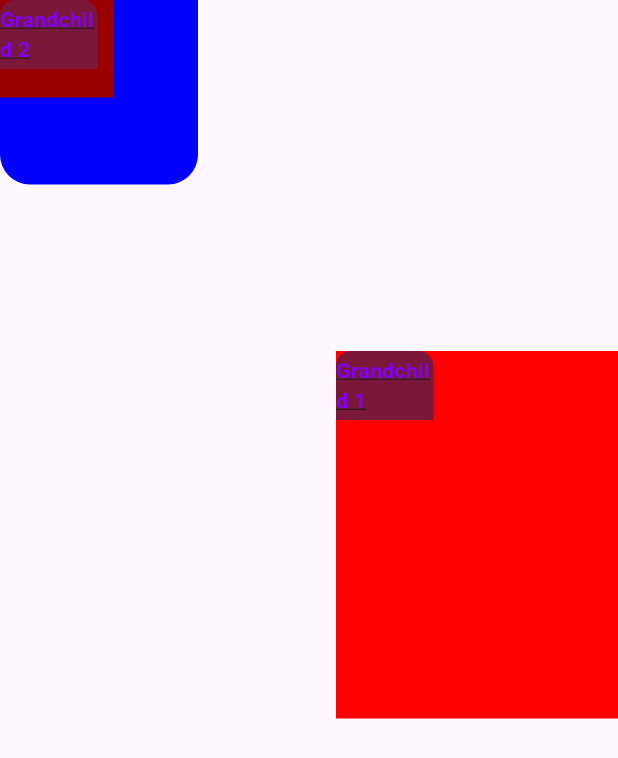
After one commit to kayyal/app_generator, a Flutter app: the screen it shows after launch, on a phone screen of 412 x 824 dp. The commit adds this screen. Shown: the top 758 px of the screen. Run offline on Flutter 3.47's test engine with Material 3 defaults, Android fonts, the phone set to English and light mode, and no system bars; our stand-ins replace copy_with_extension; generated files the repository leaves out were written again.

Commit message:
break the MyWidgetScreen to multiple class and change it's name to MainScreen

```diff
--- a/lib/main.dart
+++ b/lib/main.dart
@@ -1,6 +1,6 @@
 import 'package:flutter/material.dart';
-import 'package:gold_cherry_app_generator/my_widget_screen.dart';
+import 'package:gold_cherry_app_generator/screens/main_screen.dart';
 
 void main() {
-  runApp(MyWidgetScreen());
+  runApp(MainScreen());
 }
--- /dev/null
+++ b/lib/screens/main_screen.dart
@@ -0,0 +1,27 @@
+import 'dart:convert';
+import 'package:flutter/material.dart';
+import 'package:gold_cherry_app_generator/services/json_string.dart';
+import 'package:gold_cherry_app_generator/services/widget_parser.dart';
+import 'package:gold_cherry_app_generator/widget/widget_info.dart';
+import 'package:gold_cherry_app_generator/text/text_style_info.dart';
+import 'package:gold_cherry_app_generator/utils/widget_builder.dart';
+
+class MainScreen extends StatelessWidget {
+  final String jsonString = JsonString.nestedJson6;
+
+  @override
+  Widget build(BuildContext context) {
+    List<WidgetInfo> widgetInfos = WidgetParser.parseWidgets(jsonString);
+    List<Widget> flutterWidgets =
+        WidgetBuilderr.createFlutterWidgets(widgetInfos, context);
+
+    return MaterialApp(
+      debugShowCheckedModeBanner: false,
+      home: Scaffold(
+        body: Stack(
+          children: flutterWidgets,
+        ),
+      ),
+    );
+  }
+}
--- /dev/null
+++ b/lib/services/widget_parser.dart
@@ -0,0 +1,12 @@
+import 'dart:convert';
+
+import 'package:gold_cherry_app_generator/widget/widget_info.dart';
+
+class WidgetParser {
+  static List<WidgetInfo> parseWidgets(String jsonString) {
+    final parsedMap = jsonDecode(jsonString).cast<Map<String, dynamic>>();
+    return parsedMap
+        .map<WidgetInfo>((json) => WidgetInfo.fromJson(json))
+        .toList();
+  }
+}
--- /dev/null
+++ b/lib/utils/text_builder.dart
@@ -0,0 +1,28 @@
+import 'package:flutter/material.dart';
+import 'package:gold_cherry_app_generator/text/text_info.dart';
+import 'package:gold_cherry_app_generator/text/text_style_info.dart';
+
+class TextBuilder {
+  static Widget buildTextWidget(TextInfo? textInfo) {
+    if (textInfo != null) {
+      return Text(
+        textInfo.content.text,
+        style: TextStyle(
+          color: Color.fromRGBO(
+            textInfo.style.color.r,
+            textInfo.style.color.g,
+            textInfo.style.color.b,
+            1.0,
+          ),
+          fontSize: textInfo.style.size,
+          fontWeight: calculateFontWeight(textInfo.style.weight),
+          decoration: textInfo.style.underline
+              ? TextDecoration.underline
+              : TextDecoration.none,
+        ),
+      );
+    } else {
+      return Text('No text information provided');
+    }
+  }
+}
--- /dev/null
+++ b/lib/utils/widget_builder.dart
@@ -0,0 +1,110 @@
+import 'package:flutter/material.dart';
+import 'package:gold_cherry_app_generator/screens/main_screen.dart';
+import 'package:gold_cherry_app_generator/utils/text_builder.dart';
+import 'package:gold_cherry_app_generator/widget/widget_info.dart';
+
+class WidgetBuilderr {
+  static List<Widget> createFlutterWidgets(
+      List<WidgetInfo> widgetInfos, BuildContext context) {
+    List<Widget> widgets = [];
+    for (var widgetInfo in widgetInfos) {
+      Widget widget = createWidget(widgetInfo, context);
+      widgets.add(widget);
+    }
+    return widgets;
+  }
+
+  static Widget createWidget(WidgetInfo widgetInfo, BuildContext context) {
+    return Positioned(
+      left: _calculateLeft(widgetInfo, context),
+      top: _calculateTop(widgetInfo, context),
+      child: _buildContainer(widgetInfo, context),
+    );
+  }
+
+  static double _calculateLeft(WidgetInfo widgetInfo, BuildContext context) {
+    return widgetInfo.widgetLayout.isAbsolutePosition
+        ? widgetInfo.widgetLayout.dx
+        : widgetInfo.widgetLayout.dx * MediaQuery.of(context).size.width;
+  }
+
+  static double _calculateTop(WidgetInfo widgetInfo, BuildContext context) {
+    return widgetInfo.widgetLayout.isAbsolutePosition
+        ? widgetInfo.widgetLayout.dy
+        : widgetInfo.widgetLayout.dy * MediaQuery.of(context).size.height;
+  }
+
+  static Widget _buildContainer(WidgetInfo widgetInfo, BuildContext context) {
+    return Container(
+      width: _calculateWidth(widgetInfo, context),
+      height: _calculateHeight(widgetInfo, context),
+      alignment: _calculateAlignment(widgetInfo),
+      decoration: _buildDecoration(widgetInfo),
+      child: Stack(
+        children: <Widget>[
+          if (widgetInfo.textInfo != null)
+            Container(
+              alignment: _calculateAlignment(widgetInfo),
+              child: TextBuilder.buildTextWidget(widgetInfo.textInfo),
+            ),
+          if (widgetInfo.children != null)
+            Stack(
+              children: <Widget>[
+                ...createFlutterWidgets(widgetInfo.children!, context),
+              ],
+            ),
+        ],
+      ),
+    );
+  }
+
+  static double _calculateWidth(WidgetInfo widgetInfo, BuildContext context) {
+    return widgetInfo.widgetLayout.isAbsoluteSize
+        ? widgetInfo.widgetLayout.width
+        : widgetInfo.widgetLayout.width * MediaQuery.of(context).size.width;
+  }
+
+  static double _calculateHeight(WidgetInfo widgetInfo, BuildContext context) {
+    return widgetInfo.widgetLayout.isAbsoluteSize
+        ? widgetInfo.widgetLayout.height
+        : widgetInfo.widgetLayout.height * MediaQuery.of(context).size.height;
+  }
+
+  static Alignment _calculateAlignment(WidgetInfo widgetInfo) {
+    return widgetInfo.alignedWithParent?.toAlignment() ?? Alignment.center;
+  }
+
+  static BoxDecoration _buildDecoration(WidgetInfo widgetInfo) {
+    return BoxDecoration(
+      color: Color.fromRGBO(
+        widgetInfo.widgetStyle.color.r,
+        widgetInfo.widgetStyle.color.g,
+        widgetInfo.widgetStyle.color.b,
+        widgetInfo.widgetStyle.color.opacity,
+      ),
+      borderRadius: BorderRadius.only(
+        topLeft: Radius.circular(widgetInfo.widgetStyle.corner.topLeft),
+        topRight: Radius.circular(widgetInfo.widgetStyle.corner.topRight),
+        bottomLeft: Radius.circular(widgetInfo.widgetStyle.corner.bottomLeft),
+        bottomRight: Radius.circular(widgetInfo.widgetStyle.corner.bottomRight),
+      ),
+      boxShadow: _buildBoxShadows(widgetInfo),
+    );
+  }
+
+  static List<BoxShadow> _buildBoxShadows(WidgetInfo widgetInfo) {
+    return widgetInfo.widgetStyle.shadows.map((shadow) {
+      return BoxShadow(
+        color: Color.fromRGBO(
+          shadow.color.r,
+          shadow.color.g,
+          shadow.color.b,
+          shadow.color.opacity,
+        ),
+        offset: Offset(shadow.offsetX, shadow.offsetY),
+        blurRadius: shadow.blurRadius,
+        spreadRadius: shadow.spreadRadius,
+      );
+    }).toList();
+  }
+}
--- a/lib/widget/widget_info.dart
+++ b/lib/widget/widget_info.dart
@@ -1,5 +1,6 @@
 // ignore: depend_on_referenced_packages
 import 'package:gold_cherry_app_generator/widget/alignment_to_parent.dart';
+import 'package:gold_cherry_app_generator/widget_type.dart';
 import 'package:json_annotation/json_annotation.dart';
 import 'package:copy_with_extension/copy_with_extension.dart';
 
@@ -22,13 +23,14 @@ class WidgetInfo {
   List<WidgetInfo>? children;
   // button up  / for figureing out the touchable info
 
-  WidgetInfo(
-      {required this.key,
-      required this.widgetLayout,
-      required this.widgetStyle,
-      this.textInfo,
-      this.children,
-      this.alignedWithParent});
+  WidgetInfo({
+    required this.key,
+    required this.widgetLayout,
+    required this.widgetStyle,
+    this.textInfo,
+    this.children,
+    this.alignedWithParent,
+  });
 
   factory WidgetInfo.fromJson(Map<String, dynamic> json) =>
       _$WidgetInfoFromJson(json);
```
Also changed, not shown: lib/build_widget.dart (deleted, +0 -40 lines), lib/my_widget_screen.dart (deleted, +0 -108 lines), lib/services/json_string.dart (renamed from lib/json_string.dart).
